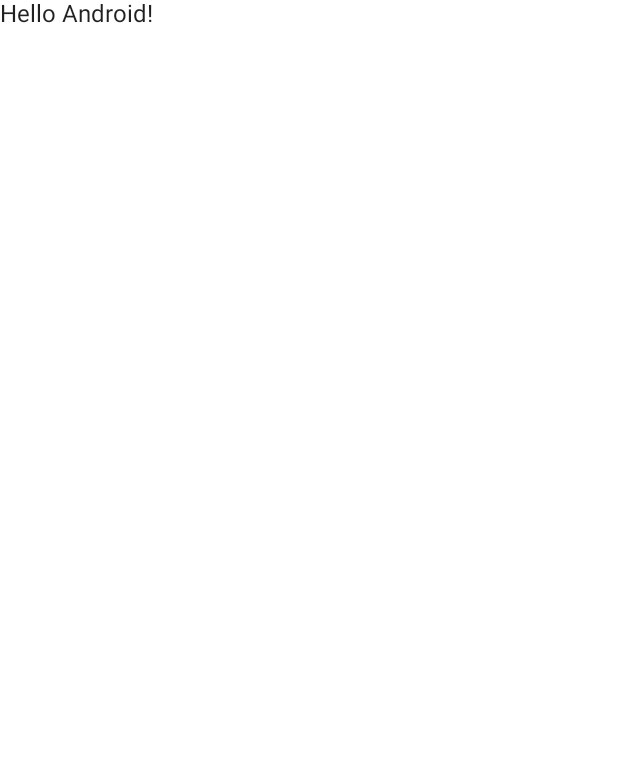
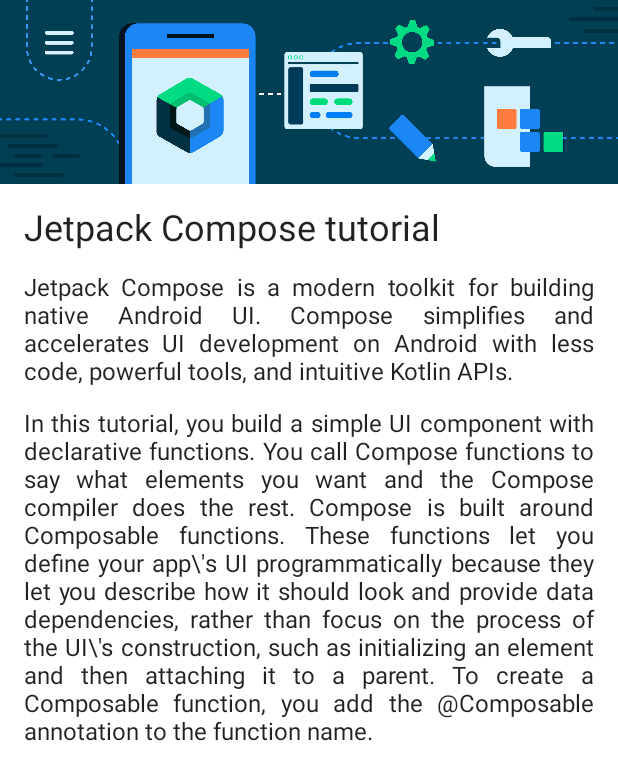
Before and after one commit to hvlamdev/compose_course_unit1_basic, an Android app built with Jetpack Compose: the screen it shows after launch (MainActivity), on a phone screen of 412 x 824 dp. Before the commit the part shown is almost empty. Shown: the top 780 px of the screen. Run offline under Robolectric (Android 15) with nearby library versions, the phone set to English and light mode, and no system bars.

Commit message:
Implement UI for Article app

```diff
--- a/compose_article/app/src/main/java/com/vanlam/compose_article/MainActivity.kt
+++ b/compose_article/app/src/main/java/com/vanlam/compose_article/MainActivity.kt
@@ -3,13 +3,20 @@ package com.vanlam.compose_article
 import android.os.Bundle
 import androidx.activity.ComponentActivity
 import androidx.activity.compose.setContent
-import androidx.compose.foundation.layout.fillMaxSize
+import androidx.compose.foundation.Image
+import androidx.compose.foundation.layout.*
 import androidx.compose.material.MaterialTheme
 import androidx.compose.material.Surface
 import androidx.compose.material.Text
 import androidx.compose.runtime.Composable
+import androidx.compose.ui.Alignment
 import androidx.compose.ui.Modifier
+import androidx.compose.ui.layout.ContentScale
+import androidx.compose.ui.res.painterResource
+import androidx.compose.ui.text.style.TextAlign
 import androidx.compose.ui.tooling.preview.Preview
+import androidx.compose.ui.unit.dp
+import androidx.compose.ui.unit.sp
 import com.vanlam.compose_article.ui.theme.Compose_articleTheme
 
 class MainActivity : ComponentActivity() {
@@ -19,7 +26,7 @@ class MainActivity : ComponentActivity() {
             Compose_articleTheme {
                 // A surface container using the 'background' color from the theme
                 Surface(modifier = Modifier.fillMaxSize(), color = MaterialTheme.colors.background) {
-                    Greeting("Android")
+                    Article()
                 }
             }
         }
@@ -27,14 +34,41 @@ class MainActivity : ComponentActivity() {
 }
 
 @Composable
-fun Greeting(name: String) {
-    Text(text = "Hello $name!")
+fun Article() {
+    Column {
+        HeaderImage()
+        Text(
+            text = "Jetpack Compose tutorial",
+            fontSize = 24.sp,
+            modifier = Modifier.padding(16.dp),
+        )
+        Text(
+            text = "Jetpack Compose is a modern toolkit for building native Android UI. Compose simplifies and accelerates UI development on Android with less code, powerful tools, and intuitive Kotlin APIs.",
+            modifier = Modifier.padding(start = 16.dp, end = 16.dp), textAlign = TextAlign.Justify
+        )
+        Text(
+            text = "In this tutorial, you build a simple UI component with declarative functions. You call Compose functions to say what elements you want and the Compose compiler does the rest. Compose is built around Composable functions. These functions let you define your app\\'s UI programmatically because they let you describe how it should look and provide data dependencies, rather than focus on the process of the UI\\'s construction, such as initializing an element and then attaching it to a parent. To create a Composable function, you add the @Composable annotation to the function name.",
+            modifier = Modifier.padding(16.dp),
+            textAlign = TextAlign.Justify,
+        )
+    }
+}
+
+@Composable
+fun HeaderImage() {
+    val image = painterResource(id = R.drawable.bg_compose_background)
+    return Image(
+        painter = image,
+        contentDescription = "Header image",
+        modifier = Modifier.wrapContentWidth(),
+        contentScale = ContentScale.FillWidth
+    )
 }
 
 @Preview(showBackground = true)
 @Composable
 fun DefaultPreview() {
     Compose_articleTheme {
-        Greeting("Android")
+        Article()
     }
 }
```
Also changed, not shown: compose_article/app/src/main/res/drawable-nodpi/bg_compose_background.png (added).
